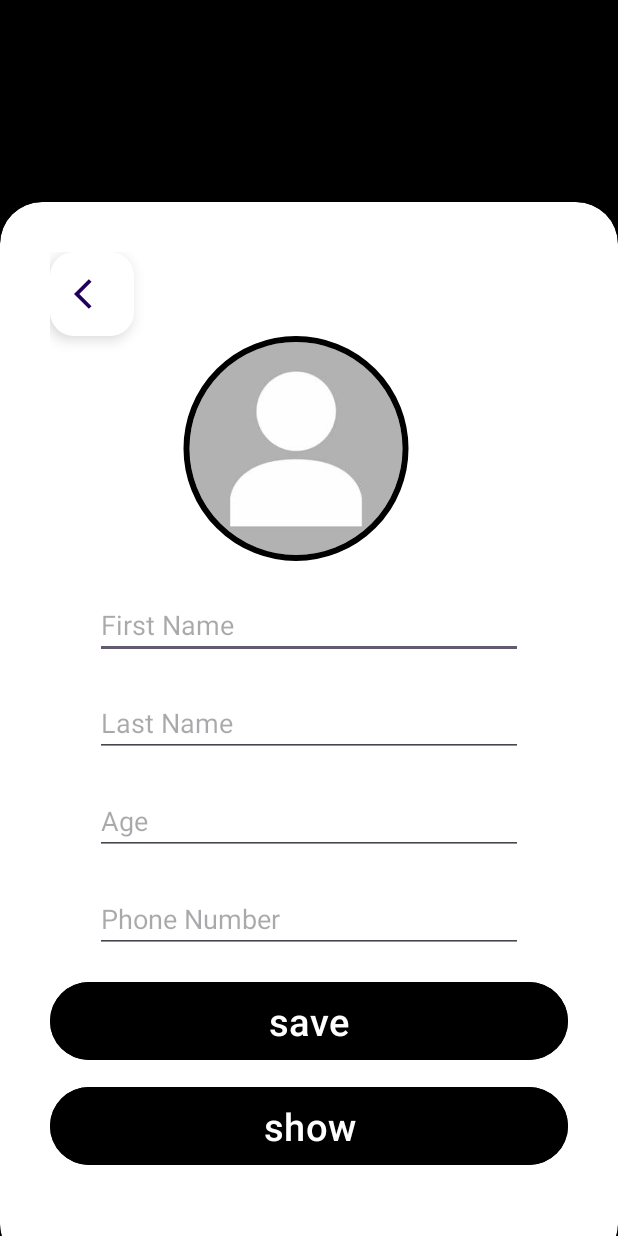
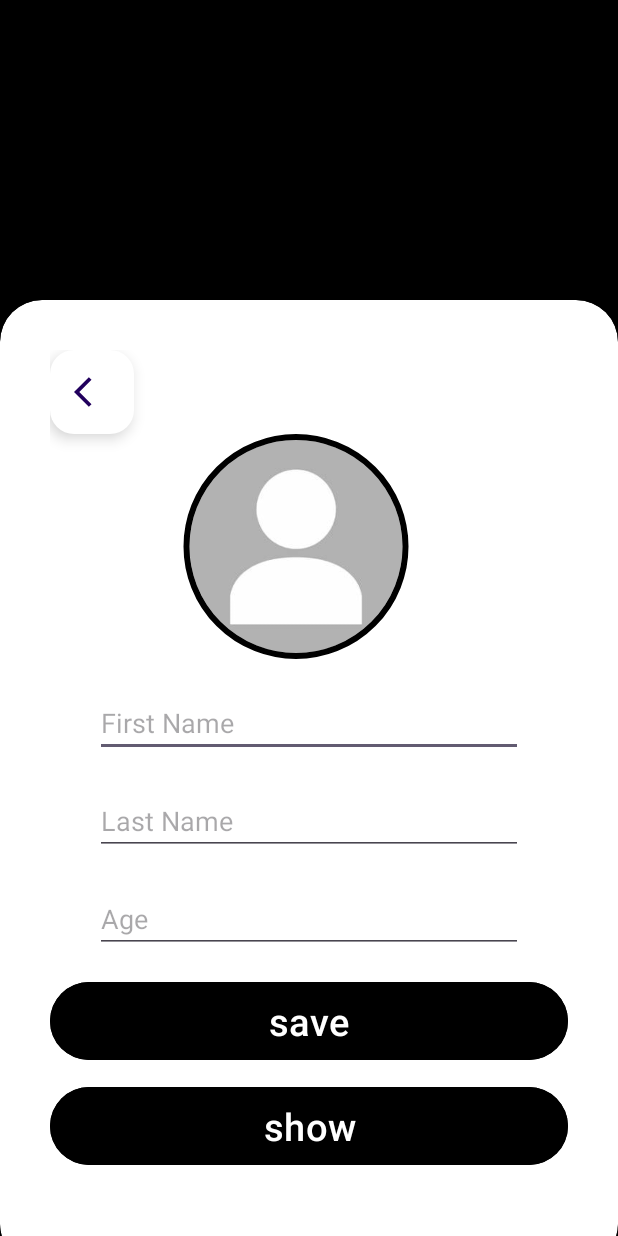
Before and after one commit to nourhanaboelsoud/DSCS2, an Android app: the screen it shows after launch once a user with an empty profile is signed in (UserProfile), after a tap on "Your Profile", on a phone screen of 412 x 824 dp. Run offline under Robolectric (Android 15) with nearby library versions, the phone set to English and light mode, and no system bars; our stand-ins replace CircleImageView, Firebase (no records; nobody signed in at launch, a user with empty details on screens opened directly).

Commit message:
some new updates

```diff
--- a/app/src/main/java/com/example/test1/GetUserInfo.kt
+++ b/app/src/main/java/com/example/test1/GetUserInfo.kt
@@ -60,7 +60,7 @@ class GetUserInfo : AppCompatActivity() {
                 user=snapshot.getValue(Users::class.java)!!
                 binding.getFullName.text = user.firstName + " " + user.lastName
                 binding.getAge.text = user.age
-                binding.phoneNum.text = user.phone
+//                binding.bio1.text = user.bio
                 getUserProfile()
             }
             override fun onCancelled(error: DatabaseError) {
--- a/app/src/main/java/com/example/test1/SignUp.kt
+++ b/app/src/main/java/com/example/test1/SignUp.kt
@@ -199,7 +199,7 @@ class SignUp : AppCompatActivity() {
                 val intent=Intent(this,FirstScreen::class.java)
                 startActivity(intent)
             } else{
-                Toast.makeText(applicationContext, "Can't LogIn!", Toast.LENGTH_LONG).show()
+                Toast.makeText(applicationContext, "Can't Login!", Toast.LENGTH_LONG).show()
             }
         }
     }
--- a/app/src/main/java/com/example/test1/SingIn.kt
+++ b/app/src/main/java/com/example/test1/SingIn.kt
@@ -22,7 +22,6 @@ import com.google.android.material.textfield.TextInputEditText
 import com.google.android.material.textfield.TextInputLayout
 import com.google.firebase.auth.FirebaseAuth
 import com.google.firebase.auth.GoogleAuthProvider
-
 
 class SingIn : AppCompatActivity() {
     private lateinit var googleSignInClient:GoogleSignInClient
--- a/app/src/main/java/com/example/test1/UserProfile.kt
+++ b/app/src/main/java/com/example/test1/UserProfile.kt
@@ -50,8 +50,8 @@ class UserProfile : AppCompatActivity() {
             val firstName=binding.FN.text.toString()
             val lastName=binding.LN.text.toString()
             val age=binding.Age.text.toString()
-            val phone=binding.Phone.toString()
-            val user=Users(firstName, lastName, age , phone)
+//            val bio=binding.Bio.toString()
+            val user=Users(firstName, lastName, age)
             if (uid != null) {
                 databaseReference.child(uid).setValue(user).addOnCompleteListener {
                     if (it.isSuccessful){
--- a/app/src/main/java/com/example/test1/Users.kt
+++ b/app/src/main/java/com/example/test1/Users.kt
@@ -1,3 +1,3 @@
 package com.example.test1
 
-data class Users(var firstName:String?=null ,var lastName:String?=null ,var age:String?=null,var phone:String?=null)
+data class Users(var firstName:String?=null ,var lastName:String?=null ,var age:String?=null)
--- a/app/src/main/res/layout/activity_user_profile.xml
+++ b/app/src/main/res/layout/activity_user_profile.xml
@@ -95,20 +95,20 @@
                 app:layout_constraintTop_toBottomOf="@+id/circleImageView"
                 tools:ignore="HardcodedText,TouchTargetSizeCheck"
                 tools:layout_editor_absoluteX="0dp" />
-            <EditText
-                android:id="@+id/Phone"
-                android:layout_width="match_parent"
-                android:layout_height="wrap_content"
-                android:layout_marginLeft="30dp"
-                android:layout_marginTop="20dp"
-                android:layout_marginRight="30dp"
-                android:hint="Phone Number"
-                android:importantForAutofill="no"
-                android:inputType="phone"
-                app:layout_constraintTop_toBottomOf="@+id/circleImageView"
-                tools:ignore="TextFields,TouchTargetSizeCheck"
-                tools:layout_editor_absoluteX="0dp" />
 
+<!--            <EditText-->
+<!--                android:id="@+id/Bio"-->
+<!--                android:layout_width="match_parent"-->
+<!--                android:layout_height="wrap_content"-->
+<!--                android:layout_marginLeft="30dp"-->
+<!--                android:layout_marginTop="20dp"-->
+<!--                android:layout_marginRight="30dp"-->
+<!--                android:hint="Bio"-->
+<!--                android:importantForAutofill="no"-->
+<!--                android:inputType="text"-->
+<!--                app:layout_constraintTop_toBottomOf="@+id/circleImageView"-->
+<!--                tools:ignore="TextFields,TouchTargetSizeCheck"-->
+<!--                tools:layout_editor_absoluteX="0dp" />-->
 
             <View
                 android:layout_width="wrap_content"
```
Also changed, not shown: app/src/main/res/layout/activity_get_user_info.xml (+13 -13 lines).
